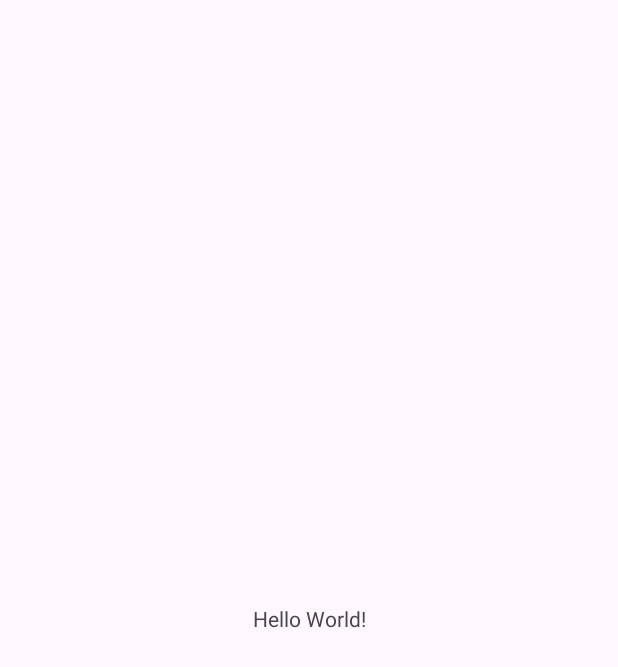
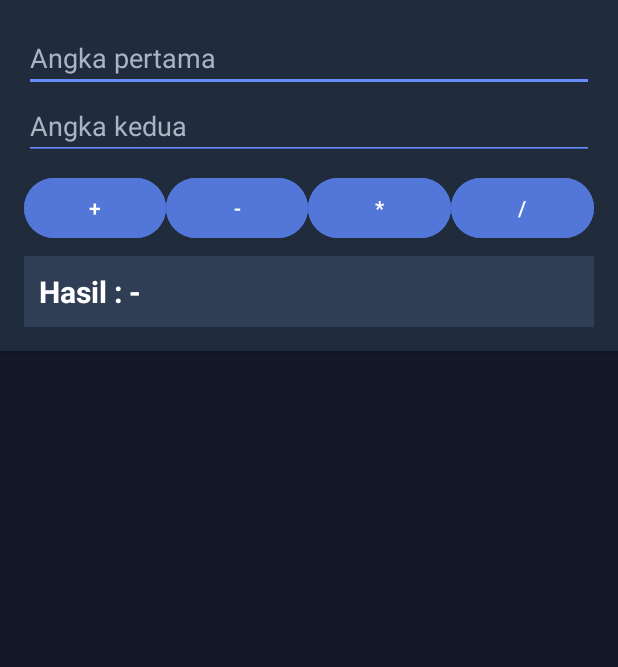
Before and after one commit to axelantonia/Kalkulator, an Android app: the screen it shows after launch (MainActivity), on a phone screen of 412 x 824 dp. Before the commit the part shown is almost empty. Shown: the top 667 px of the screen. Run offline under Robolectric (Android 15) with nearby library versions, the phone set to English and light mode, and no system bars.

Commit message:
feat: add layout activity_main.xml (edittext, button, fragment container)

```diff
--- a/app/src/main/res/layout/activity_main.xml
+++ b/app/src/main/res/layout/activity_main.xml
@@ -1,19 +1,105 @@
 <?xml version="1.0" encoding="utf-8"?>
-<androidx.constraintlayout.widget.ConstraintLayout xmlns:android="http://schemas.android.com/apk/res/android"
-    xmlns:app="http://schemas.android.com/apk/res-auto"
+<LinearLayout xmlns:android="http://schemas.android.com/apk/res/android"
     xmlns:tools="http://schemas.android.com/tools"
     android:id="@+id/main"
     android:layout_width="match_parent"
     android:layout_height="match_parent"
+    android:orientation="vertical"
+    android:padding="16dp"
+    android:background="#121826"
     tools:context=".MainActivity">
 
-    <TextView
-        android:layout_width="wrap_content"
+    <LinearLayout
+        android:layout_width="match_parent"
         android:layout_height="wrap_content"
-        android:text="Hello World!"
-        app:layout_constraintBottom_toBottomOf="parent"
-        app:layout_constraintEnd_toEndOf="parent"
-        app:layout_constraintStart_toStartOf="parent"
-        app:layout_constraintTop_toTopOf="parent" />
+        android:orientation="vertical"
+        android:padding="16dp"
+        android:background="#202B3C"
+        android:elevation="3dp">
 
-</androidx.constraintlayout.widget.ConstraintLayout>
+        <EditText
+            android:id="@+id/Angka1"
+            android:layout_width="match_parent"
+            android:layout_height="wrap_content"
+            android:hint="Angka pertama"
+            android:inputType="numberDecimal|numberSigned"
+            android:textColor="#FFFFFF"
+            android:textColorHint="#AAB4C3"
+            android:backgroundTint="#668CFF"/>
+
+        <EditText
+            android:id="@+id/Angka2"
+            android:layout_width="match_parent"
+            android:layout_height="wrap_content"
+            android:hint="Angka kedua"
+            android:inputType="numberDecimal|numberSigned"
+            android:textColor="#FFFFFF"
+            android:textColorHint="#AAB4C3"
+            android:backgroundTint="#668CFF"/>
+
+        <LinearLayout
+            android:layout_width="match_parent"
+            android:layout_height="wrap_content"
+            android:orientation="horizontal"
+            android:layout_marginTop="8dp">
+
+            <Button
+                android:id="@+id/btnTambah"
+                android:layout_width="0dp"
+                android:layout_height="wrap_content"
+                android:layout_weight="1"
+                android:text="+"
+                android:backgroundTint="#5277D9"
+                android:textColor="#FFFFFF"/>
+
+            <Button
+                android:id="@+id/btnKurang"
+                android:layout_width="0dp"
+                android:layout_height="wrap_content"
+                android:layout_weight="1"
+                android:text="-"
+                android:backgroundTint="#5277D9"
+                android:textColor="#FFFFFF"/>
+
+            <Button
+                android:id="@+id/btnKali"
+                android:layout_width="0dp"
+                android:layout_height="wrap_content"
+                android:layout_weight="1"
+                android:text="*"
+                android:backgroundTint="#5277D9"
+                android:textColor="#FFFFFF"/>
+
+            <Button
+                android:id="@+id/btnBagi"
+                android:layout_width="0dp"
+                android:layout_height="wrap_content"
+                android:layout_weight="1"
+                android:text="/"
+                android:backgroundTint="#5277D9"
+                android:textColor="#FFFFFF"/>
+
+        </LinearLayout>
+
+        <TextView
+            android:id="@+id/Hasil"
+            android:layout_width="match_parent"
+            android:layout_height="wrap_content"
+            android:layout_marginTop="8dp"
+            android:padding="10dp"
+            android:text="Hasil : -"
+            android:textSize="20sp"
+            android:textStyle="bold"
+            android:textColor="#FFFFFF"
+            android:background="#303E55"/>
+
+    </LinearLayout>
+
+    <androidx.fragment.app.FragmentContainerView
+        android:id="@+id/fragment_container"
+        android:layout_width="match_parent"
+        android:layout_height="0dp"
+        android:layout_weight="1"
+        android:layout_marginTop="12dp"/>
+
+</LinearLayout>
```
